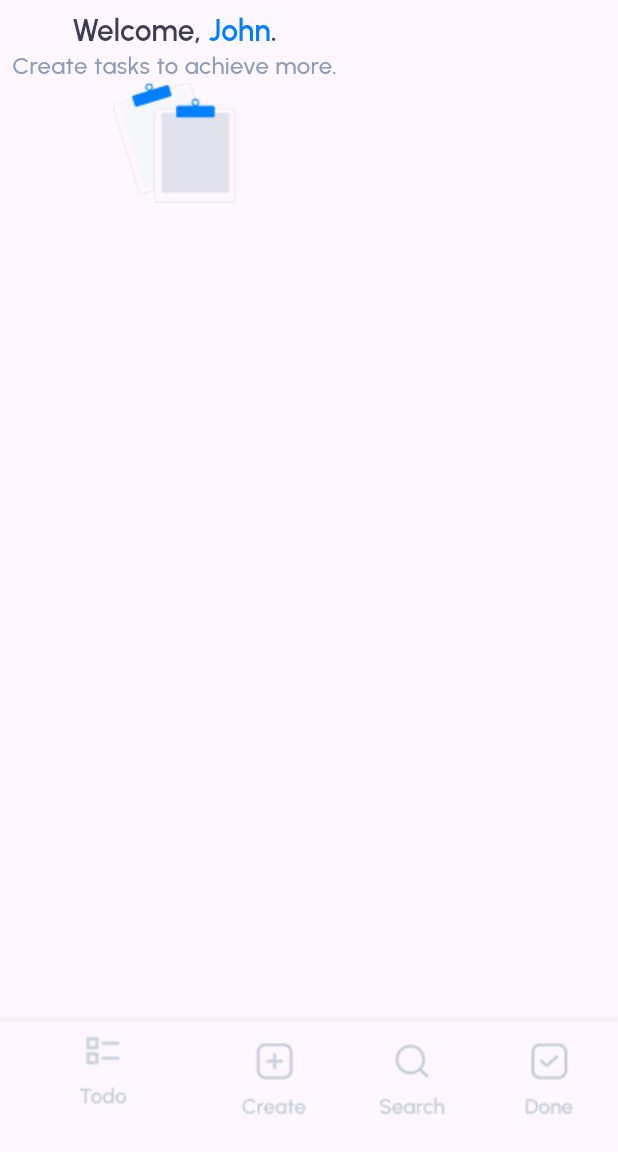
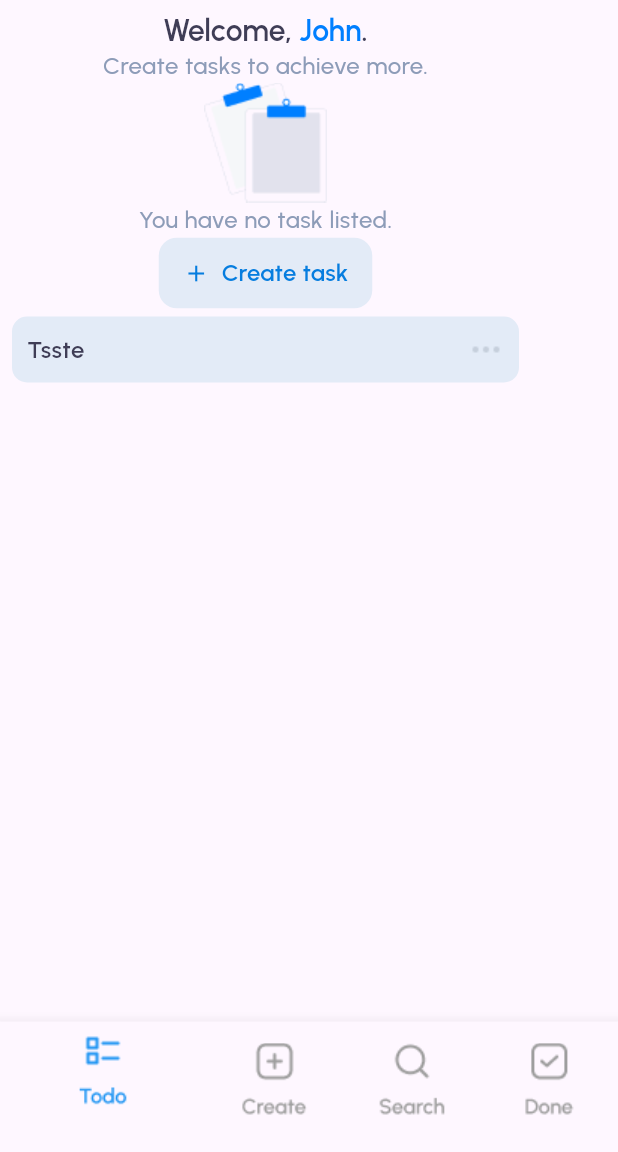
Before and after one commit to grilo-org/20250704_095431_candidato_nicolasvitorino_TaskiToDo, a Flutter app: the screen it shows after launch, on a phone screen of 412 x 824 dp, the part 84-1236 px from its top. Run offline on Flutter 3.47's test engine with Material 3 defaults, Android fonts, the phone set to English and light mode, and no system bars; our stand-ins replace equatable, flutter_bloc, hive; accounts and stored records are empty.

Commit message:
criado widget create task e implementado no botão create task

```diff
--- a/taski_todo/lib/data/models/task.dart
+++ b/taski_todo/lib/data/models/task.dart
@@ -1,7 +1,7 @@
 import 'package:flutter/material.dart';
 
 class TaskModel {
-  final String id;
+  final int id;
   final String title;
   final String description;
   final bool isCompleted;
@@ -13,7 +13,7 @@ class TaskModel {
   });
 
   TaskModel copyWith({
-    String? id,
+    int? id,
     String? title,
     String? description,
     bool? isCompleted,
--- a/taski_todo/lib/presentation/pages/home_page.dart
+++ b/taski_todo/lib/presentation/pages/home_page.dart
@@ -1,6 +1,7 @@
 import 'package:flutter/material.dart';
 import 'package:flutter_bloc/flutter_bloc.dart';
 import 'package:taski_todo/logic/blocs/task_bloc/task_bloc.dart';
+import 'package:taski_todo/presentation/widgets/create_task_bottom_sheet.dart';
 import 'package:taski_todo/presentation/widgets/task_widget.dart';
 
 class HomePage extends StatefulWidget {
@@ -15,9 +16,20 @@ class _HomePageState extends State<HomePage> {
   int tasksQuantity = 0;
 
   void _onItemTapped(int index) {
-    setState(() {
-      _selectedIndex = index;
-    });
+    if (index == 1) {
+      showModalBottomSheet(
+        context: context,
+        isScrollControlled: true,
+        shape: const RoundedRectangleBorder(
+          borderRadius: BorderRadius.vertical(top: Radius.circular(20)),
+        ),
+        builder: (context) => const CreateTaskBottomSheet(),
+      );
+    } else {
+      setState(() {
+        _selectedIndex = index;
+      });
+    }
   }
 
   @override
@@ -40,13 +52,21 @@ class _HomePageState extends State<HomePage> {
         onTap: _onItemTapped,
         items: [
           BottomNavigationBarItem(
-              icon: Image.asset('assets/todo_bottom_bar.jpg'), label: ''),
+              icon: Image.asset('assets/todo_bottom_bar.jpg',
+                  color: _selectedIndex == 0 ? Colors.blue : Colors.grey),
+              label: ''),
           BottomNavigationBarItem(
-              icon: Image.asset('assets/create_bottom_bar.jpg'), label: ''),
+              icon: Image.asset('assets/create_bottom_bar.jpg',
+                  color: _selectedIndex == 1 ? Colors.blue : Colors.grey),
+              label: ''),
           BottomNavigationBarItem(
-              icon: Image.asset('assets/search_bottom_bar.jpg'), label: ''),
+              icon: Image.asset('assets/search_bottom_bar.jpg',
+                  color: _selectedIndex == 2 ? Colors.blue : Colors.grey),
+              label: ''),
           BottomNavigationBarItem(
-              icon: Image.asset('assets/done_bottom_bar.jpg'), label: ''),
+              icon: Image.asset('assets/done_bottom_bar.jpg',
+                  color: _selectedIndex == 3 ? Colors.blue : Colors.grey),
+              label: ''),
         ],
       ),
       body: SingleChildScrollView(
@@ -117,17 +137,69 @@ class _HomePageState extends State<HomePage> {
               },
             ),
             tasksQuantity <= 0
-                ? SizedBox(
-                    child: Image.asset('assets/desk.jpg'),
+                ? Column(
+                    children: [
+                      SizedBox(
+                        child: Image.asset('assets/desk.jpg'),
+                      ),
+                      const Text(
+                        'You have no task listed.',
+                        style: TextStyle(
+                          fontFamily: 'Urbanist',
+                          fontSize: 16,
+                          fontWeight: FontWeight.w500,
+                          color: Color(0xFF8D9CB8),
+                        ),
+                      ),
+                      TextButton.icon(
+                        onPressed: () {
+                          showModalBottomSheet(
+                            context: context,
+                            isScrollControlled: true,
+                            shape: const RoundedRectangleBorder(
+                              borderRadius: BorderRadius.vertical(
+                                  top: Radius.circular(20)),
+                            ),
+                            builder: (context) => const CreateTaskBottomSheet(),
+                          );
+                        },
+                        icon: const Icon(Icons.add,
+                            color: Color.fromARGB(255, 6, 125, 223)),
+                        label: const Text(
+                          'Create task',
+                          style: TextStyle(
+                            fontFamily: 'Urbanist',
+                            fontSize: 16,
+                            fontWeight: FontWeight.w600,
+                            color: Color.fromARGB(255, 6, 125, 223),
+                          ),
+                        ),
+                        style: TextButton.styleFrom(
+                          shape: const RoundedRectangleBorder(
+                              borderRadius:
+                                  BorderRadius.all(Radius.circular(12))),
+                          backgroundColor:
+                              const Color.fromARGB(255, 227, 235, 247),
+                          padding: const EdgeInsets.symmetric(
+                              vertical: 12, horizontal: 16),
+                        ),
+                      ),
+                    ],
                   )
                 : const TaskWidget(
                     isDone: false,
-                    // onToggleCompleted: ,
                     id: 0,
                     title: 'Design sign up flow',
                     description:
                         'By the time a prospect arrives at your signup page, in most cases, they\'ve already By the time a prospect arrives at your signup page, in most cases.',
                   ),
+            const TaskWidget(
+              isDone: false,
+              id: 0,
+              title: 'Tsste',
+              description:
+                  'By the time a prospect arrives at your signup page, in most cases, they\'ve already By the time a prospect arrives at your signup page, in most cases.',
+            ),
           ],
         ),
       ),
--- a/taski_todo/lib/presentation/widgets/task_widget.dart
+++ b/taski_todo/lib/presentation/widgets/task_widget.dart
@@ -38,7 +38,7 @@ class _TaskWidgetState extends State<TaskWidget> {
         padding: const EdgeInsets.all(10),
         margin: const EdgeInsets.symmetric(vertical: 5),
         decoration: BoxDecoration(
-          color: const Color(0xFFF5F7F9),
+          color: Color.fromARGB(255, 227, 235, 247),
           borderRadius: BorderRadius.circular(10),
         ),
         child: Column(
```
Also changed, not shown: taski_todo/lib/presentation/widgets/create_task_bottom_sheet.dart (added, +133 -0 lines).
